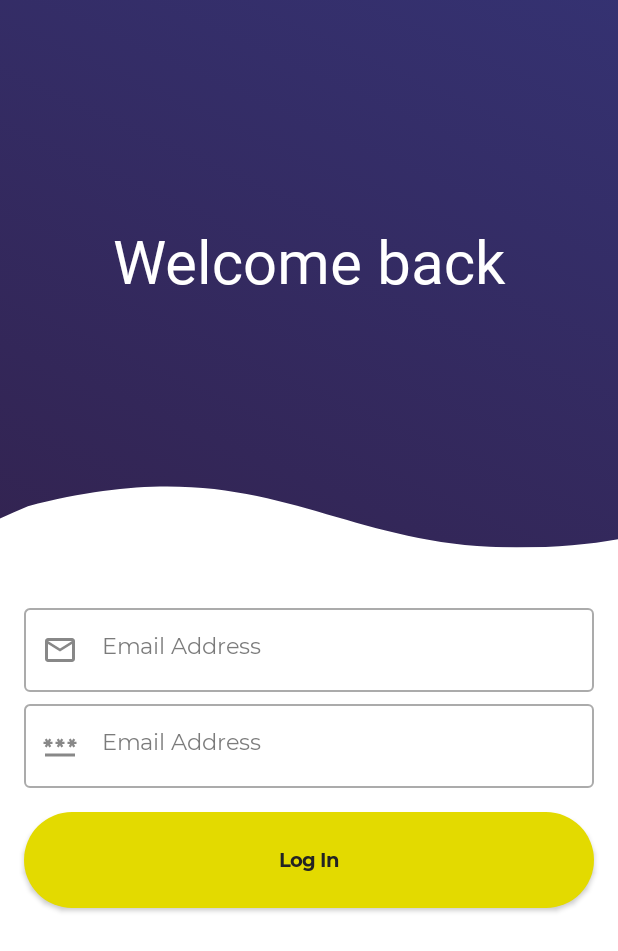
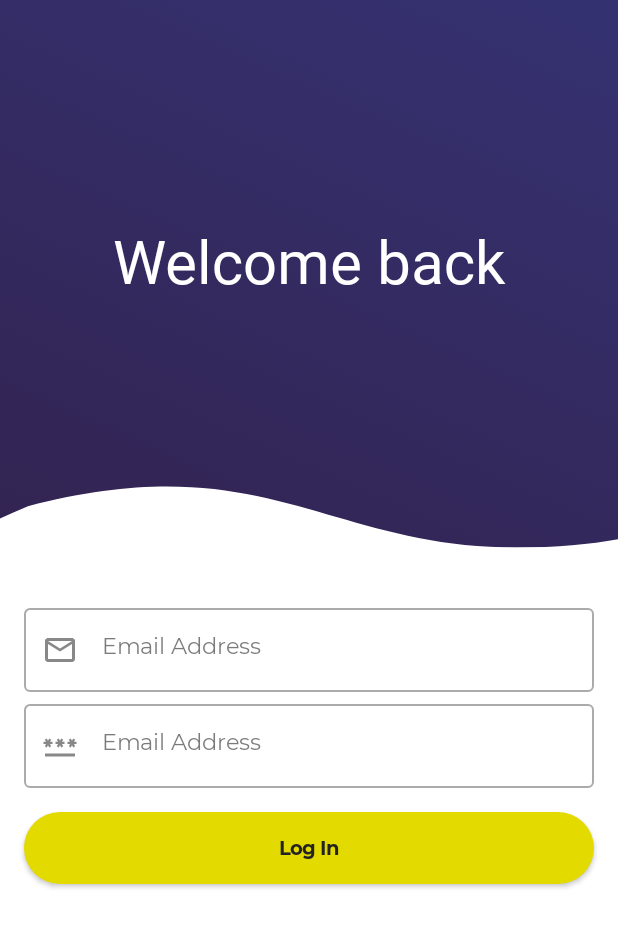
Before and after one commit to danielkeyes/android-dev-challenge-compose3, an Android app built with Jetpack Compose: the LogonScreen screen opened through its navigation route, on a phone screen of 412 x 824 dp. Shown: the top 951 px of the screen. Run offline under Robolectric (Android 15) with nearby library versions, the phone set to English and light mode, and no system bars; our stand-ins replace constraintlayout-compose; Roboto replaces fonts that are not available here.

Commit message:
added reusable solid button to screens

```diff
--- a/app/src/main/java/com/example/androiddevchallenge/components/Buttons.kt
+++ b/app/src/main/java/com/example/androiddevchallenge/components/Buttons.kt
@@ -1,9 +1,14 @@
 package com.example.androiddevchallenge.components
 
+import android.widget.Toast
 import androidx.compose.foundation.BorderStroke
 import androidx.compose.foundation.layout.Column
 import androidx.compose.foundation.layout.Row
+import androidx.compose.foundation.layout.fillMaxHeight
+import androidx.compose.foundation.layout.padding
 import androidx.compose.foundation.shape.RoundedCornerShape
+import androidx.compose.material.Button
+import androidx.compose.material.ButtonColors
 import androidx.compose.material.ButtonDefaults
 import androidx.compose.material.Icon
 import androidx.compose.material.MaterialTheme
@@ -25,22 +30,21 @@ import com.example.androiddevchallenge.ui.theme.yellow
 fun ClearOutlinedButton(
     text: String,
     onClick: () -> Unit,
-    color: Color,
+    color: Color?,
     modifier: Modifier = Modifier,
     icon: ImageVector? = null
 ) {
     OutlinedButton(
         modifier = modifier,
-        border = BorderStroke(width = 1.dp, color = color),
+        border = BorderStroke(width = 1.dp, color = color ?: Color.Unspecified),
         shape = RoundedCornerShape(50),
         colors = ButtonDefaults.buttonColors(
             backgroundColor = clear,
-            contentColor = color
         ),
         onClick = { onClick() }
     ) {
         Row(verticalAlignment = Alignment.CenterVertically) {
-            Text(text = text, style = MaterialTheme.typography.button, color = color)
+            Text(text = text, style = MaterialTheme.typography.button, color = color ?: Color.Unspecified)
             if (icon != null) {
                 Icon(
                     imageVector = icon,
@@ -48,6 +52,25 @@ fun ClearOutlinedButton(
                 )
             }
         }
+    }
+}
+
+@Composable
+fun SolidButton(
+    modifier: Modifier = Modifier,
+    text: String,
+    onClick: () -> Unit,
+    buttonColor: Color = MaterialTheme.colors.primary,
+    textColor: Color = Color.Unspecified,
+) {
+    Button(
+        modifier = modifier,
+        shape = RoundedCornerShape(50),
+        onClick = { onClick() },
+        colors = ButtonDefaults.buttonColors(
+            backgroundColor = buttonColor,
+        )    ) {
+        Text(text = text, style = MaterialTheme.typography.button, color = textColor)
     }
 }
 
--- a/app/src/main/java/com/example/androiddevchallenge/screen/LogonScreen.kt
+++ b/app/src/main/java/com/example/androiddevchallenge/screen/LogonScreen.kt
@@ -43,6 +43,7 @@ import androidx.navigation.NavHostController
 import androidx.navigation.compose.navigate
 import androidx.navigation.compose.rememberNavController
 import com.example.androiddevchallenge.R
+import com.example.androiddevchallenge.components.SolidButton
 import com.example.androiddevchallenge.homeScreenRoute
 import com.example.androiddevchallenge.ui.theme.MyTheme
 
@@ -93,21 +94,16 @@ fun LogonScreen(navController: NavHostController) {
                 leadingIcon = { Icon(Icons.Outlined.Password, "") },
                 onValueChange = { /*TODO*/ }
             )
-            Button(
+            SolidButton(
                 modifier = Modifier
                     .padding(top = 16.dp)
-                    .fillMaxWidth(),
-                shape = RoundedCornerShape(50),
+                    .fillMaxWidth()
+                    .height(48.dp),
+                text = "Log In",
                 onClick = {
                     navController.navigate(homeScreenRoute)
                 }
-            ) {
-                Text(
-                    text = "Log In",
-                    modifier = Modifier.padding(16.dp),
-                    style = MaterialTheme.typography.button
-                )
-            }
+            )
         }
     }
 }
--- a/app/src/main/java/com/example/androiddevchallenge/screen/WelcomeScreen.kt
+++ b/app/src/main/java/com/example/androiddevchallenge/screen/WelcomeScreen.kt
@@ -18,6 +18,7 @@ package com.example.androiddevchallenge.screen
 import android.widget.Toast
 import androidx.compose.foundation.BorderStroke
 import androidx.compose.foundation.Image
+import androidx.compose.foundation.layout.Arrangement
 import androidx.compose.foundation.layout.Box
 import androidx.compose.foundation.layout.Row
 import androidx.compose.foundation.layout.fillMaxHeight
@@ -42,6 +43,7 @@ import androidx.navigation.NavHostController
 import androidx.navigation.compose.navigate
 import androidx.navigation.compose.rememberNavController
 import com.example.androiddevchallenge.R
+import com.example.androiddevchallenge.components.SolidButton
 import com.example.androiddevchallenge.logonScreenRoute
 import com.example.androiddevchallenge.ui.theme.MyTheme
 import com.example.androiddevchallenge.ui.theme.clear
@@ -81,30 +83,19 @@ fun WelcomeScreen(navController: NavHostController) {
                 }
         ) {
 
-            Row() {
+            Row(horizontalArrangement = Arrangement.spacedBy(8.dp)) {
                 val context = LocalContext.current
-                Button(
+                SolidButton(
                     modifier = Modifier
                         .fillMaxHeight()
-                        .weight(1f)
-                        .padding(end = 4.dp),
-                    shape = RoundedCornerShape(50),
-                    onClick = {
-                        Toast.makeText(
-                            context,
-                            "Get Started button not implemented",
-                            Toast.LENGTH_SHORT
-                        ).show()
-                    }
-                ) {
-                    Text(text = "GET STARTED", style = MaterialTheme.typography.button)
-                }
-                // TODO change button outline to yellow, need to find how to
+                        .weight(1f),
+                    text = "GET STARTED",
+                    onClick = { /*TODO*/ }
+                )
                 OutlinedButton(
                     modifier = Modifier
                         .fillMaxHeight()
-                        .weight(1f)
-                        .padding(start = 4.dp),
+                        .weight(1f),
                     border = BorderStroke(width = 2.dp, color = yellow),
                     shape = RoundedCornerShape(50),
                     colors = ButtonDefaults.buttonColors(
```
Also changed, not shown: app/src/main/java/com/example/androiddevchallenge/screen/HomeScreen.kt (+6 -6 lines).
